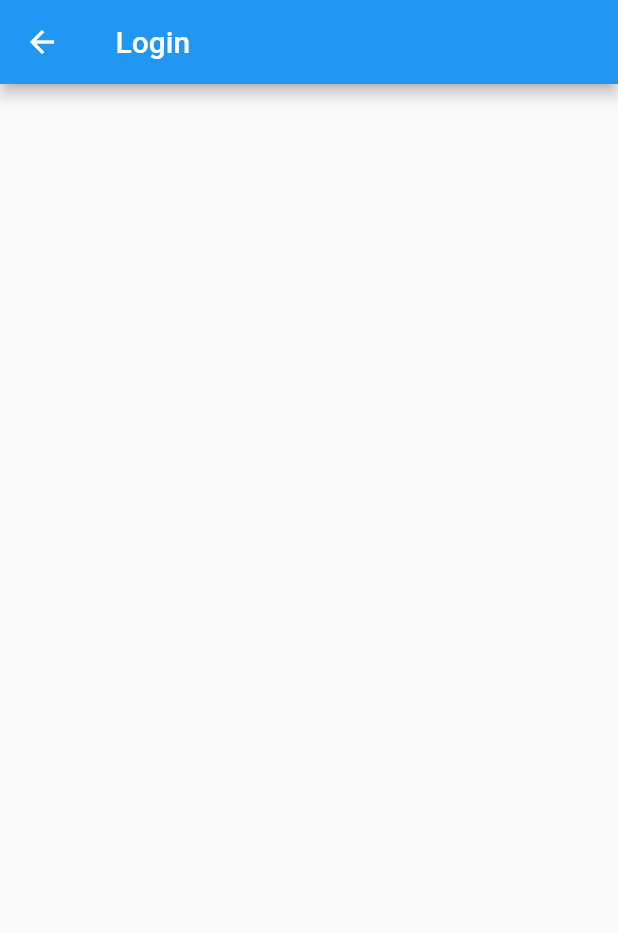
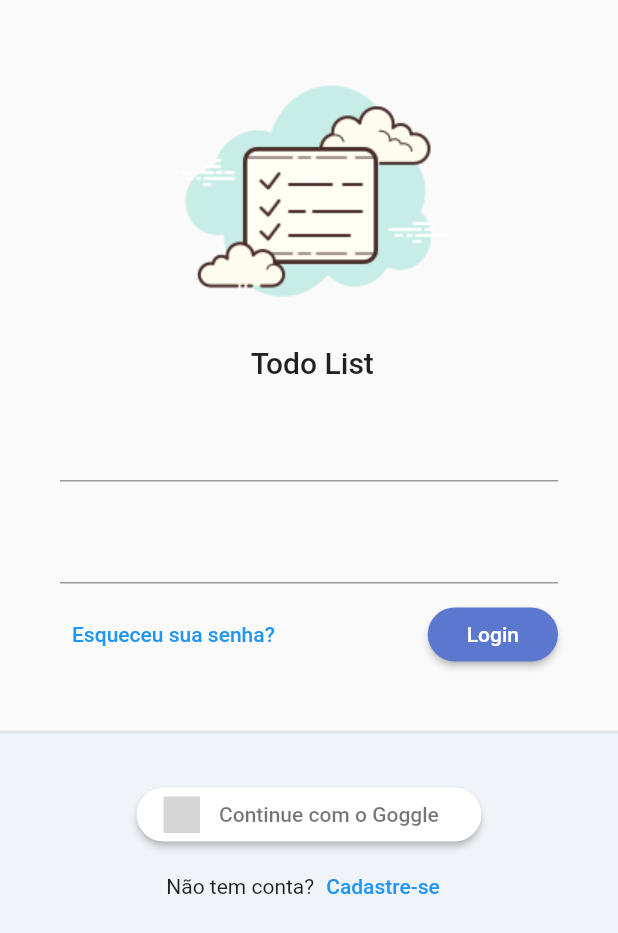
Before and after one commit to Dandy27/provider-todo-list, a Flutter app: the screen it shows after launch, on a phone screen of 412 x 824 dp. Shown: the top 933 px of the screen. Run offline on Flutter 3.47's test engine with Material 2 defaults, Android fonts, the phone set to English and light mode, and no system bars; our stand-ins replace flutter_signin_button, google_fonts, sqflite, sqflite_common, synchronized; accounts and stored records are empty; Roboto replaces fonts that are missing (Mandali); statements that could not run were skipped; grey boxes are pictures that could not be loaded.

Commit message:
Construindo layout de login e configurando tema

```diff
--- a/provider_todo_list_adf/lib/app/app_widget.dart
+++ b/provider_todo_list_adf/lib/app/app_widget.dart
@@ -1,4 +1,5 @@
 import 'package:flutter/material.dart';
+import 'package:provider_todo_list_adf/app/core/ui/todo_list_ui_config.dart';
 
 import 'core/database/sqlite_adm_connection.dart';
 import 'modules/auth/login/auth_module.dart';
@@ -30,6 +31,7 @@
     return MaterialApp(
       title: 'Todo List Provider',
       initialRoute: '/login',
+      theme: TodoListUiConfig.theme,
       routes: {...AuthModule().routers},
       home: const SplashPage(),
     );
--- /dev/null
+++ b/provider_todo_list_adf/lib/app/core/ui/theme_extensions.dart
@@ -0,0 +1,13 @@
+// ignore_for_file: deprecated_member_use
+
+import 'package:flutter/material.dart';
+
+extension ThemeExtensions on BuildContext {
+  Color get primaryColor => Theme.of(this).primaryColor;
+  Color get primaryColorLight => Theme.of(this).primaryColorLight;
+  Color get buttonColor => Theme.of(this).buttonColor;
+  TextTheme get textTheme => Theme.of(this).textTheme;
+
+  TextStyle get titleStyle => const TextStyle(
+      fontSize: 12, fontWeight: FontWeight.bold, color: Colors.grey);
+}
--- /dev/null
+++ b/provider_todo_list_adf/lib/app/core/ui/todo_list_ui_config.dart
@@ -0,0 +1,12 @@
+import 'package:flutter/material.dart';
+import 'package:google_fonts/google_fonts.dart';
+
+class TodoListUiConfig {
+  TodoListUiConfig._();
+  static ThemeData get theme => ThemeData(
+      textTheme: GoogleFonts.mandaliTextTheme(),
+      primaryColor: const Color(0xff5c77ce),
+      primaryColorLight: const Color(0xffabc8f7),
+      elevatedButtonTheme: ElevatedButtonThemeData(
+          style: ElevatedButton.styleFrom(primary: const Color(0xff5c77ce))));
+}
--- /dev/null
+++ b/provider_todo_list_adf/lib/app/core/widget/todo_list_logo.dart
@@ -0,0 +1,22 @@
+import 'package:flutter/material.dart';
+import 'package:provider_todo_list_adf/app/core/ui/theme_extensions.dart';
+
+class TodoListLogo extends StatelessWidget {
+  const TodoListLogo({Key? key}) : super(key: key);
+
+  @override
+  Widget build(BuildContext context) {
+    return Column(
+      mainAxisAlignment: MainAxisAlignment.center,
+      children: [
+        Image.asset(
+          'assets/todo_list_logo.png',
+          height: 200,
+        ),
+        Text(
+          ' Todo List',
+          style:  context.textTheme.headline6       )
+      ],
+    );
+  }
+}
--- a/provider_todo_list_adf/lib/app/modules/auth/login/login_page.dart
+++ b/provider_todo_list_adf/lib/app/modules/auth/login/login_page.dart
@@ -1,14 +1,96 @@
 import 'package:flutter/material.dart';
+import 'package:flutter_signin_button/button_view.dart';
+import 'package:flutter_signin_button/flutter_signin_button.dart';
+
+import '../../../core/widget/todo_list_logo.dart';
 
 class LoginPage extends StatelessWidget {
+  const LoginPage({Key? key}) : super(key: key);
 
-  const LoginPage({ Key? key }) : super(key: key);
-
-   @override
-   Widget build(BuildContext context) {
-       return Scaffold(
-           appBar: AppBar(title: const Text(' Login'),),
-           body: Container(),
-       );
+  @override
+  Widget build(BuildContext context) {
+    return Scaffold(
+      body: LayoutBuilder(
+        builder: (BuildContext context, BoxConstraints constraints) {
+          return SingleChildScrollView(
+            child: ConstrainedBox(
+              constraints: BoxConstraints(
+                  minHeight: constraints.maxHeight,
+                  minWidth: constraints.maxWidth),
+              child: IntrinsicHeight(
+                  child: Column(mainAxisSize: MainAxisSize.min, children: [
+                const SizedBox(height: 30),
+                const TodoListLogo(),
+                Padding(
+                  padding:
+                      const EdgeInsets.symmetric(horizontal: 40, vertical: 20),
+                  child: Form(
+                      child: Column(
+                    children: [
+                      TextFormField(),
+                      const SizedBox(height: 20),
+                      TextFormField(),
+                      const SizedBox(height: 10),
+                      Row(
+                        mainAxisAlignment: MainAxisAlignment.spaceBetween,
+                        children: [
+                          TextButton(
+                              onPressed: () {},
+                              child: const Text('Esqueceu sua senha?')),
+                          ElevatedButton(
+                            onPressed: () {},
+                            style: ElevatedButton.styleFrom(
+                                shape: RoundedRectangleBorder(
+                                    borderRadius: BorderRadius.circular(20))),
+                            child: const Padding(
+                              padding: EdgeInsets.all(10),
+                              child: Text('Login'),
+                            ),
+                          )
+                        ],
+                      )
+                    ],
+                  )),
+                ),
+                const SizedBox(height: 20),
+                Expanded(
+                    child: Container(
+                  decoration: BoxDecoration(
+                      color: const Color(0xffF0F3F7),
+                      border: Border(
+                          top: BorderSide(
+                              width: 2, color: Colors.grey.withAlpha(50)))),
+                  child: Column(
+                    children: [
+                      const SizedBox(
+                        height: 30,
+                      ),
+                      SignInButton(
+                        Buttons.Google,
+                        text: 'Continue com o Goggle',
+                        padding: const EdgeInsets.all(5),
+                        shape: OutlineInputBorder(
+                            borderRadius: BorderRadius.circular(30),
+                            borderSide: BorderSide.none),
+                        onPressed: () {},
+                      ),
+                      Row(
+                        mainAxisAlignment: MainAxisAlignment.center,
+                        children: [
+                          const Text('Não tem conta?'),
+                          TextButton(
+                              onPressed: () {},
+                              child: const Text('Cadastre-se'))
+                        ],
+                      )
+                    ],
+                  ),
+                ))
+              ])),
+            ),
+          );
+        },
+      ),
+    );
   }
 }
--- a/provider_todo_list_adf/lib/app/modules/splash/splash_page.dart
+++ b/provider_todo_list_adf/lib/app/modules/splash/splash_page.dart
@@ -10,7 +10,11 @@
         title: const Text('Splash Page'),
         centerTitle: true,
       ),
-      body: Container(color: Colors.black,),
+      body: Center(
+          child: TextButton(
+        onPressed: () => Navigator.of(context).pushNamed('/login'),
+        child: const Text('LOGIN'),
+      )),
     );
   }
 }
--- a/provider_todo_list_adf/pubspec.yaml
+++ b/provider_todo_list_adf/pubspec.yaml
@@ -37,6 +37,8 @@
   provider: ^6.0.3
   sqflite: ^2.0.3
   path: ^1.8.1
+  google_fonts: ^3.0.1
+  flutter_signin_button: ^2.0.0
 
 dev_dependencies:
   flutter_test:
@@ -61,8 +63,8 @@
   uses-material-design: true
 
   # To add assets to your application, add an assets section, like this:
-  # assets:
-  #   - images/a_dot_burr.jpeg
+  assets:
+    - assets/
   #   - images/a_dot_ham.jpeg
 
   # An image asset can refer to one or more resolution-specific "variants", see
```
Also changed, not shown: provider_todo_list_adf/assets/todo_list_logo.png (added), provider_todo_list_adf/pubspec.lock, 1 other file.
